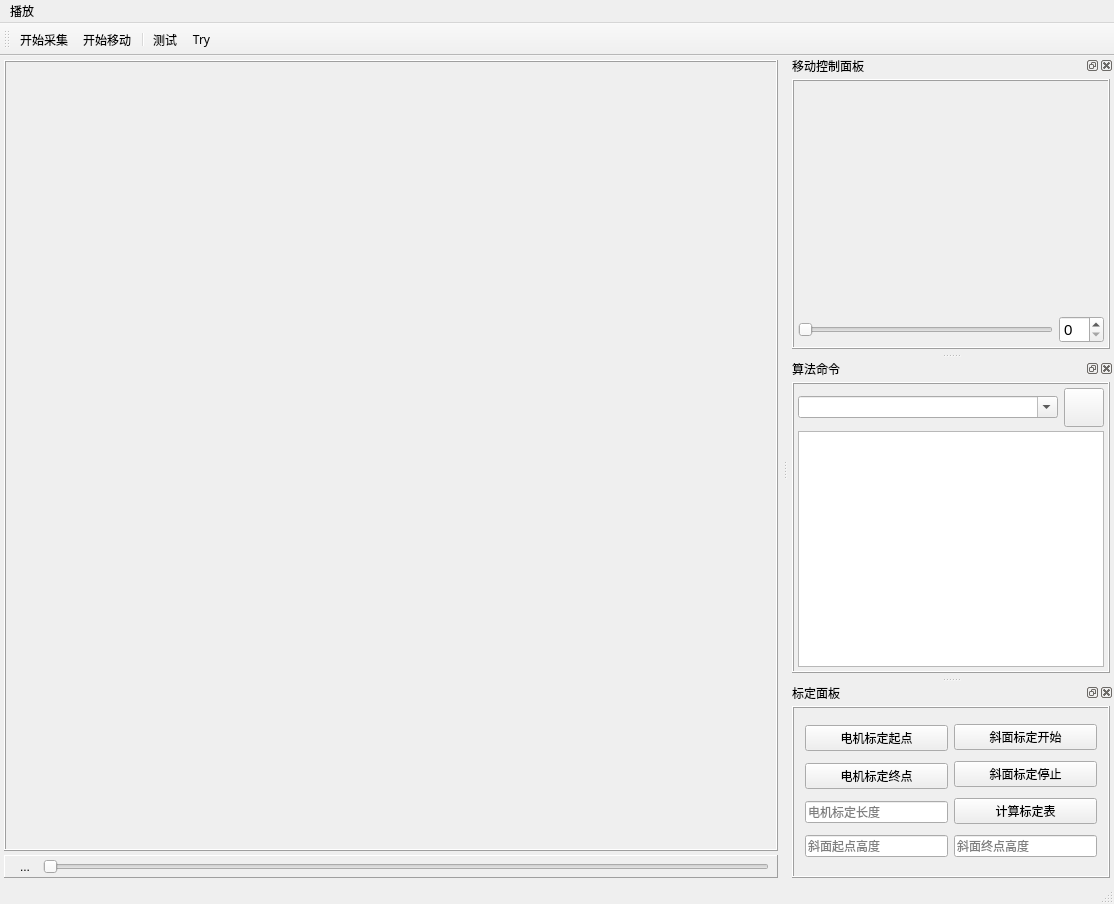
This is MeasureOne/measureone.ui in CastleWei/MesureOne as Qt 5 draws it before an edit. The edited form follows.
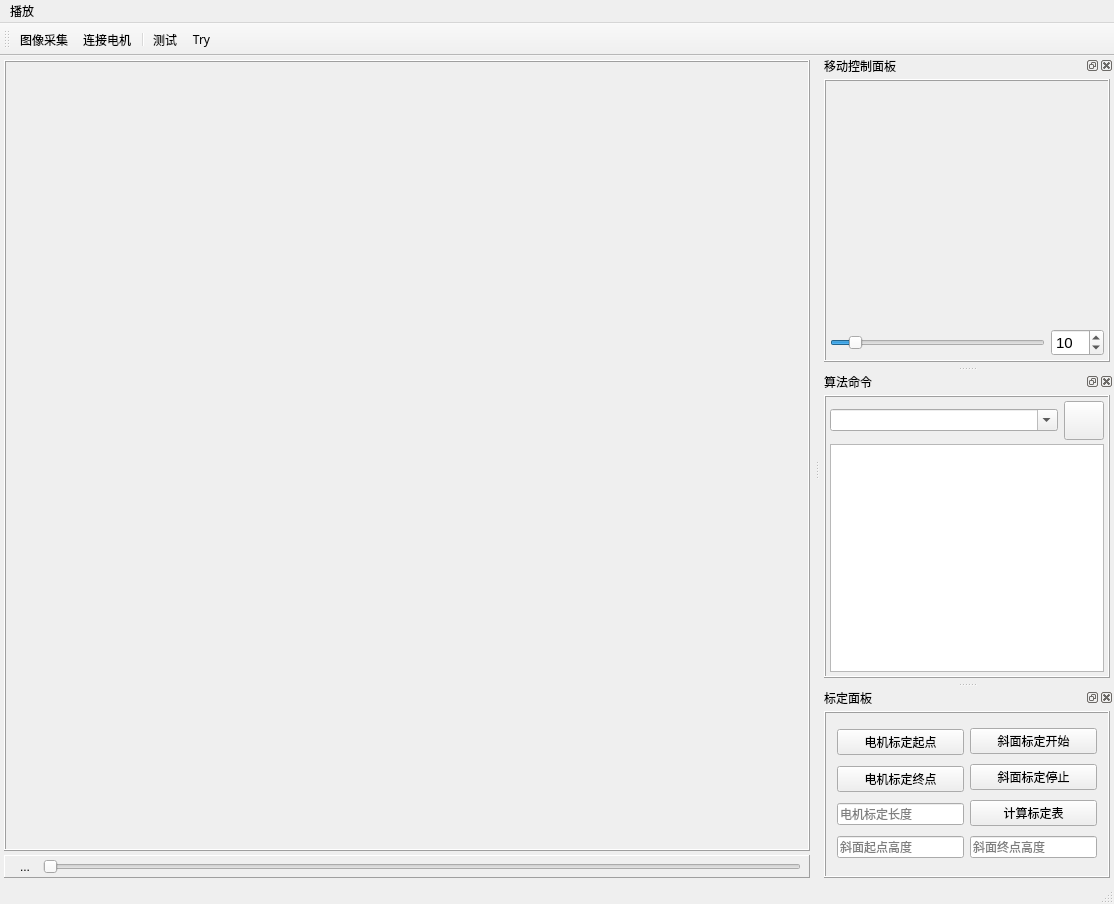
This is the edited form. Icons and pictures are not drawn.

```diff
--- a/MeasureOne/measureone.ui
+++ b/MeasureOne/measureone.ui
@@ -14,6 +14,12 @@
    <string>MeasureOne</string>
   </property>
   <widget class="QWidget" name="centralWidget">
+   <property name="sizePolicy">
+    <sizepolicy hsizetype="Expanding" vsizetype="Preferred">
+     <horstretch>0</horstretch>
+     <verstretch>0</verstretch>
+    </sizepolicy>
+   </property>
    <layout class="QVBoxLayout" name="verticalLayout_6">
     <property name="spacing">
      <number>4</number>
@@ -52,8 +58,8 @@
         <rect>
          <x>0</x>
          <y>0</y>
-         <width>759</width>
-         <height>687</height>
+         <width>659</width>
+         <height>715</height>
         </rect>
        </property>
        <layout class="QVBoxLayout" name="verticalLayout_2">
@@ -191,12 +197,12 @@
    </property>
    <property name="iconSize">
     <size>
-     <width>64</width>
+     <width>48</width>
      <height>48</height>
     </size>
    </property>
    <property name="toolButtonStyle">
-    <enum>Qt::ToolButtonTextUnderIcon</enum>
+    <enum>Qt::ToolButtonTextBesideIcon</enum>
    </property>
    <attribute name="toolBarArea">
     <enum>TopToolBarArea</enum>
@@ -212,12 +218,6 @@
   </widget>
   <widget class="QStatusBar" name="statusBar"/>
   <widget class="QDockWidget" name="dockMotion">
-   <property name="sizePolicy">
-    <sizepolicy hsizetype="Preferred" vsizetype="Fixed">
-     <horstretch>0</horstretch>
-     <verstretch>0</verstretch>
-    </sizepolicy>
-   </property>
    <property name="windowTitle">
     <string>移动控制面板</string>
    </property>
@@ -277,8 +277,8 @@
               </property>
               <property name="iconSize">
                <size>
-                <width>64</width>
-                <height>64</height>
+                <width>56</width>
+                <height>56</height>
                </size>
               </property>
               <property name="checkable">
@@ -297,8 +297,8 @@
               </property>
               <property name="iconSize">
                <size>
-                <width>64</width>
-                <height>64</height>
+                <width>56</width>
+                <height>56</height>
                </size>
               </property>
               <property name="checkable">
@@ -317,8 +317,8 @@
               </property>
               <property name="iconSize">
                <size>
-                <width>64</width>
-                <height>64</height>
+                <width>56</width>
+                <height>56</height>
                </size>
               </property>
               <property name="checkable">
@@ -337,8 +337,8 @@
               </property>
               <property name="iconSize">
                <size>
-                <width>64</width>
-                <height>64</height>
+                <width>56</width>
+                <height>56</height>
                </size>
               </property>
               <property name="checkable">
@@ -357,8 +357,8 @@
               </property>
               <property name="iconSize">
                <size>
-                <width>64</width>
-                <height>64</height>
+                <width>56</width>
+                <height>56</height>
                </size>
               </property>
               <property name="checkable">
@@ -376,7 +376,7 @@
             <item>
              <widget class="QToolButton" name="btnMotionUp">
               <property name="sizePolicy">
-               <sizepolicy hsizetype="Preferred" vsizetype="Preferred">
+               <sizepolicy hsizetype="Minimum" vsizetype="Preferred">
                 <horstretch>0</horstretch>
                 <verstretch>0</verstretch>
                </sizepolicy>
@@ -387,8 +387,8 @@
               </property>
               <property name="iconSize">
                <size>
-                <width>64</width>
-                <height>64</height>
+                <width>56</width>
+                <height>56</height>
                </size>
               </property>
               <property name="checkable">
@@ -405,7 +405,7 @@
             <item>
              <widget class="QToolButton" name="btnMotionDown">
               <property name="sizePolicy">
-               <sizepolicy hsizetype="Preferred" vsizetype="Preferred">
+               <sizepolicy hsizetype="Minimum" vsizetype="Preferred">
                 <horstretch>0</horstretch>
                 <verstretch>0</verstretch>
                </sizepolicy>
@@ -416,8 +416,8 @@
               </property>
               <property name="iconSize">
                <size>
-                <width>64</width>
-                <height>64</height>
+                <width>56</width>
+                <height>56</height>
                </size>
               </property>
               <property name="checkable">
@@ -439,6 +439,18 @@
          <layout class="QHBoxLayout" name="horizontalLayout_4">
           <item>
            <widget class="QSlider" name="sliderSpeed">
+            <property name="minimum">
+             <number>1</number>
+            </property>
+            <property name="maximum">
+             <number>100</number>
+            </property>
+            <property name="value">
+             <number>10</number>
+            </property>
+            <property name="tracking">
+             <bool>false</bool>
+            </property>
             <property name="orientation">
              <enum>Qt::Horizontal</enum>
             </property>
@@ -451,6 +463,18 @@
               <pointsize>11</pointsize>
              </font>
             </property>
+            <property name="keyboardTracking">
+             <bool>false</bool>
+            </property>
+            <property name="minimum">
+             <number>1</number>
+            </property>
+            <property name="maximum">
+             <number>100</number>
+            </property>
+            <property name="value">
+             <number>10</number>
+            </property>
            </widget>
           </item>
          </layout>
@@ -462,12 +486,6 @@
    </widget>
   </widget>
   <widget class="QDockWidget" name="dockWidget">
-   <property name="sizePolicy">
-    <sizepolicy hsizetype="Preferred" vsizetype="Expanding">
-     <horstretch>0</horstretch>
-     <verstretch>0</verstretch>
-    </sizepolicy>
-   </property>
    <property name="windowTitle">
     <string>算法命令</string>
    </property>
@@ -686,7 +704,10 @@
      <normaloff>:/MeasureOne/Resources/Play_128px_1183387_easyicon.net.png</normaloff>:/MeasureOne/Resources/Play_128px_1183387_easyicon.net.png</iconset>
    </property>
    <property name="text">
-    <string>开始采集</string>
+    <string>图像采集</string>
+   </property>
+   <property name="toolTip">
+    <string>图像采集</string>
    </property>
   </action>
   <action name="actConnectMotion">
@@ -698,7 +719,10 @@
      <normaloff>:/MeasureOne/Resources/Link_154.17744360902px_1183375_easyicon.net.png</normaloff>:/MeasureOne/Resources/Link_154.17744360902px_1183375_easyicon.net.png</iconset>
    </property>
    <property name="text">
-    <string>开始移动</string>
+    <string>连接电机</string>
+   </property>
+   <property name="toolTip">
+    <string>连接电机</string>
    </property>
   </action>
   <action name="actRecord">
```
Left out of the diff: 2 changed lines with no effect on the pictures.
